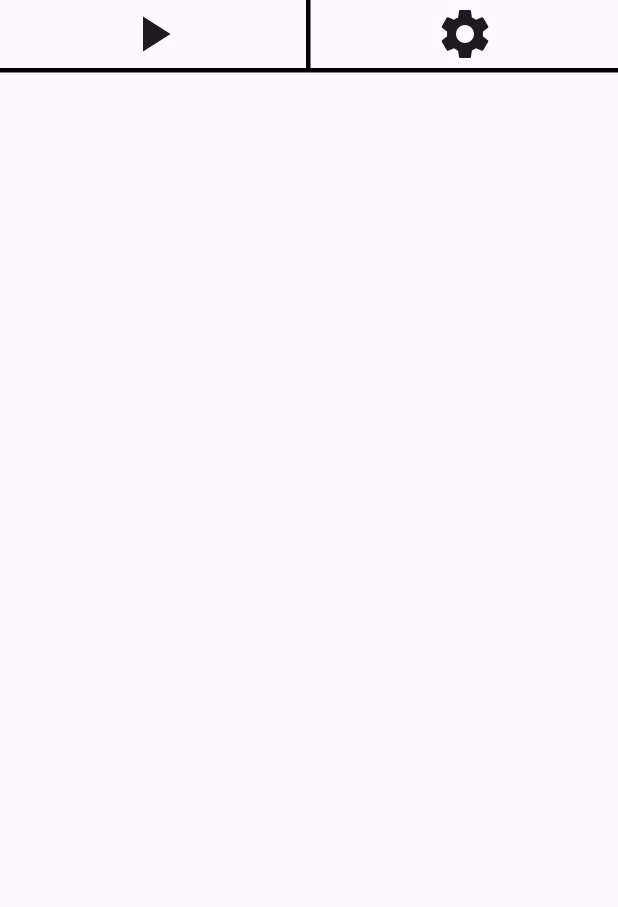
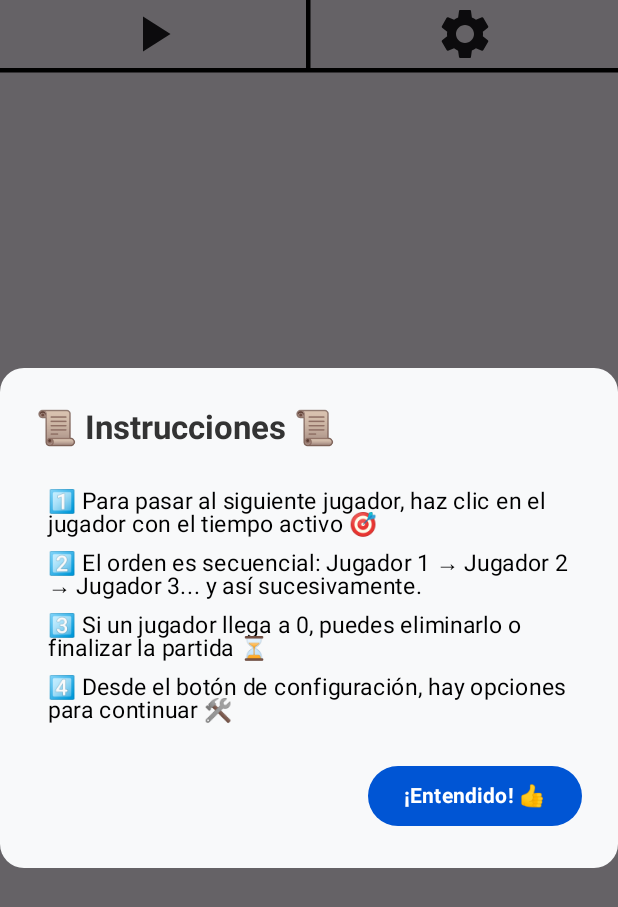
Before and after one commit to PernasA/MultiplayerClock, an Android app built with Jetpack Compose: the GamePage screen opened through its navigation route, on a phone screen of 412 x 824 dp. Shown: the top 907 px of the screen. Run offline under Robolectric (Android 15) with nearby library versions, the light colour scheme and no system bars; libraries missing offline, so code that uses them is left out: nl.dionsegijn.konfetti.

Commit message:
Adding logo to the app and changing name. Adding new instructions dialog and everything is ready for production.

```diff
--- a/androidApp/src/main/AndroidManifest.xml
+++ b/androidApp/src/main/AndroidManifest.xml
@@ -3,7 +3,8 @@
 
     <application
         android:allowBackup="false"
-        android:icon="@drawable/relojes_hilera"
+        android:icon="@drawable/multiplayerclock_logo2_fuerte"
+        android:label="@string/app_name"
         android:supportsRtl="true"
         android:theme="@style/AppTheme">
         <activity
--- a/androidApp/src/main/java/com/pernasA/multiplayerClocks/android/view/GamePage.kt
+++ b/androidApp/src/main/java/com/pernasA/multiplayerClocks/android/view/GamePage.kt
@@ -56,6 +56,8 @@ import androidx.compose.ui.unit.dp
 import com.pernasA.multiplayerClocks.android.models.Player
 import com.pernasA.multiplayerClocks.android.utils.ButtonPrimary
 import com.pernasA.multiplayerClocks.android.viewModel.SharedViewModel
+import kotlinx.coroutines.CoroutineScope
+import kotlinx.coroutines.launch
 import nl.dionsegijn.konfetti.compose.KonfettiView
 import nl.dionsegijn.konfetti.core.Party
 import nl.dionsegijn.konfetti.core.emitter.Emitter
@@ -70,12 +72,17 @@ fun GamePage(viewModel: SharedViewModel) {
     val showGameOverDialog = viewModel.showGameOverDialog.collectAsState()
     val remainingPlayers = viewModel.playersList.collectAsState().value.size
 
+    val showInstructionsDialog = remember { mutableStateOf(true) }
+
     Scaffold( snackbarHost = { SnackbarHost(snackbarHostState) },
     topBar = {
-        GamePageToolbar(viewModel) },
+        GamePageToolbar(viewModel, snackbarHostState, coroutineScope) },
         content = { paddingValues ->
+            if (showInstructionsDialog.value) {
+                InstructionsDialogGamePage(showInstructionsDialog, viewModel)
+            }
+
             if (players.size <= 4) {
-                // Modo de lista normal (uno debajo del otro)
                 LazyColumn(
                     modifier = Modifier
                         .fillMaxSize()
@@ -93,7 +100,6 @@ fun GamePage(viewModel: SharedViewModel) {
                     }
                 }
             } else {
-                // Modo de dos columnas en zig-zag
                 LazyVerticalGrid(
                     columns = GridCells.Fixed(2),
                     modifier = Modifier
@@ -199,7 +205,11 @@ fun GamePage(viewModel: SharedViewModel) {
 }
 
 @Composable
-fun GamePageToolbar(viewModel: SharedViewModel) {
+fun GamePageToolbar(
+    viewModel: SharedViewModel,
+    snackbarHostState: SnackbarHostState,
+    coroutineScope: CoroutineScope
+) {
     val showSettingsDialog = remember { mutableStateOf(false) }
     val soundsEnabled = viewModel.getSoundsController().soundsEnabled
 
@@ -222,6 +232,11 @@ fun GamePageToolbar(viewModel: SharedViewModel) {
                     .clickable {
                         viewModel.getSoundsController().playPauseOrPlaySound()
                         viewModel.togglePauseResume()
+                        if (viewModel.gameOver.value) {
+                            coroutineScope.launch {
+                                snackbarHostState.showSnackbar("Ya finalizó la partida. Puede reiniciarla o ir al menú principal.")
+                            }
+                        }
                                },
                 contentAlignment = Alignment.Center
             ) {
@@ -376,5 +391,5 @@ fun GamePageToolbarPreview() {
         fun getPlayersList(): List<Player> = listOf(examplePlayer)
         override fun getTypeOfTimer(): Int = 0
     }
-    GamePageToolbar(fakeViewModel)
+    GamePageToolbar(fakeViewModel, SnackbarHostState(), rememberCoroutineScope())
 }
--- a/androidApp/src/main/java/com/pernasA/multiplayerClocks/android/view/HomePage.kt
+++ b/androidApp/src/main/java/com/pernasA/multiplayerClocks/android/view/HomePage.kt
@@ -4,13 +4,16 @@ import android.content.Intent
 import android.net.Uri
 
 import androidx.compose.foundation.BorderStroke
+import androidx.compose.foundation.Image
+import androidx.compose.foundation.background
 import androidx.compose.foundation.border
-import androidx.compose.foundation.gestures.detectTapGestures
+import androidx.compose.foundation.layout.Arrangement
 import androidx.compose.foundation.layout.Box
 import androidx.compose.foundation.layout.Column
-import androidx.compose.foundation.layout.Row
+import androidx.compose.foundation.layout.Spacer
 import androidx.compose.foundation.layout.fillMaxSize
 import androidx.compose.foundation.layout.fillMaxWidth
+import androidx.compose.foundation.layout.height
 import androidx.compose.foundation.layout.padding
 import androidx.compose.foundation.layout.size
 import androidx.compose.foundation.layout.width
@@ -20,41 +23,28 @@ import androidx.compose.foundation.shape.RoundedCornerShape
 import androidx.compose.material.icons.Icons
 import androidx.compose.material.icons.automirrored.filled.VolumeOff
 import androidx.compose.material.icons.automirrored.filled.VolumeUp
-import androidx.compose.material.icons.filled.Info
 import androidx.compose.material.icons.filled.Share
-import androidx.compose.material.icons.filled.VolumeOff
-import androidx.compose.material.icons.filled.VolumeUp
-import androidx.compose.material3.CircularProgressIndicator
 import androidx.compose.material3.FilledTonalButton
 import androidx.compose.material3.Icon
 import androidx.compose.material3.LargeFloatingActionButton
-import androidx.compose.material3.Surface
 import androidx.compose.material3.Text
 import androidx.compose.runtime.Composable
 import androidx.compose.runtime.MutableState
-import androidx.compose.runtime.getValue
-import androidx.compose.runtime.mutableStateOf
-import androidx.compose.runtime.remember
 import androidx.compose.ui.Alignment
 import androidx.compose.ui.Modifier
-import androidx.compose.ui.draw.clip
-import androidx.compose.ui.draw.shadow
 import androidx.compose.ui.graphics.Color
 import androidx.compose.ui.graphics.Shadow
-import androidx.compose.ui.input.pointer.pointerInput
 import androidx.compose.ui.layout.ContentScale
 import androidx.compose.ui.platform.LocalContext
+import androidx.compose.ui.res.painterResource
 import androidx.compose.ui.res.stringResource
 import androidx.compose.ui.text.TextStyle
 import androidx.compose.ui.text.font.FontFamily
 import androidx.compose.ui.text.font.FontWeight
 import androidx.compose.ui.text.style.TextAlign
 import androidx.compose.ui.tooling.preview.Preview
-import androidx.compose.ui.unit.IntOffset
 import androidx.compose.ui.unit.dp
 import androidx.compose.ui.unit.sp
-import androidx.compose.ui.window.Popup
-import androidx.compose.ui.window.PopupProperties
 
 import com.pernasA.multiplayerClocks.android.utils.BluePrimary
 import com.pernasA.multiplayerClocks.android.utils.ButtonPrimaryContainer
@@ -62,7 +52,6 @@ import com.pernasA.multiplayerClocks.android.utils.ButtonTertiary
 import com.pernasA.multiplayerClocks.android.utils.Constants.Companion.BUTTON_HOME_TEXT_SIZE
 import com.pernasA.multiplayerClocks.android.utils.Constants.Companion.TITLE_TEXT_SIZE
 import com.pernasA.multiplayerClocks.android.utils.MyClocksAppTheme
-import com.pernasA.multiplayerClocks.android.utils.PrimaryAccent
 import com.pernasA.multiplayerClocks.android.viewModel.SharedViewModel
 import com.pernasA.multiplayerclock.android.R
 
@@ -73,40 +62,35 @@ fun HomePage(
     isLoading: Boolean = false,
     sharedViewModel: SharedViewModel
 ) {
-    val showTooltip = remember { mutableStateOf(false) }
     Box(modifier = Modifier.fillMaxSize()) {
+        Image(
+            painter = painterResource(id = R.drawable.image_clocks_colour),
+            contentDescription = null,
+            modifier = Modifier.fillMaxSize(),
+            contentScale = ContentScale.Crop,
+            alpha = 0.7f
+        )
+
         LazyColumn(
-            Modifier
-                .fillMaxSize()
-                .pointerInput(Unit) {
-                    detectTapGestures {
-                        if (showTooltip.value) {
-                            showTooltip.value = false
-                        }
-                    }
-                },
+            modifier = Modifier
+                .fillMaxSize(),
+            verticalArrangement = Arrangement.Top,
+            horizontalAlignment = Alignment.CenterHorizontally
         ) {
             item {
+                Box(
+                    modifier = Modifier.fillMaxSize(),
+                    contentAlignment = Alignment.Center
+                ) {
                     HomePageInit(
                         selectPlayersOnClick,
                         loadGameOnClick,
-                    showTooltip,
                         sharedViewModel
                     )
                 }
             }
-        if (isLoading) {
-            Box(
-                modifier = Modifier
-                    .fillMaxSize()
-                    .align(Alignment.Center)
-            ) {
-                CircularProgressIndicator(
-                    color = BluePrimary,
-                    modifier = Modifier.align(Alignment.Center)
-                )
         }
-        }
+
         ToolsButtonsBottom(sharedViewModel, sharedViewModel.getSoundsController().soundsEnabled)
     }
 }
@@ -115,35 +99,26 @@ fun HomePage(
 fun HomePageInit(
     selectPlayersOnClick: () -> Unit,
     loadGameOnClick: () -> Unit,
-    showTooltip: MutableState<Boolean>,
     sharedViewModel: SharedViewModel
 ) {
     Column(
         modifier = Modifier
             .fillMaxSize(),
         horizontalAlignment = Alignment.CenterHorizontally,
+        verticalArrangement = Arrangement.Top
     ){
-        RowTitle(
+        ColumnTitleAndSubtitle(
             Modifier
                 .align(Alignment.CenterHorizontally)
-                .padding(horizontal = 8.dp)
-        )
-
-        ZoomableImage(
-            R.drawable.relojes_triangulo,
-            Modifier
-                .size(300.dp)
-                .padding(top = 20.dp)
-                .clip(RoundedCornerShape(32.dp))
-                .shadow(100.dp, RoundedCornerShape(32.dp))
-                .border(BorderStroke(1.dp, BluePrimary), RoundedCornerShape(32.dp)),
-            ContentScale.Crop
+                .padding(start = 8.dp, end = 8.dp)
         )
 
         Column (
             Modifier
                 .width(250.dp)
-                .padding(top = 26.dp)) {
+                .padding(top = 130.dp),
+            verticalArrangement = Arrangement.Center
+        ) {
             MyFilledButton(
                 selectPlayersOnClick,
                 R.string.start_game,
@@ -153,16 +128,28 @@ fun HomePageInit(
             MyFilledButton(
                 loadGameOnClick,
                 R.string.load_previous_game,
-                Modifier.padding(top = 15.dp),
+                Modifier.padding(top = 40.dp),
                 sharedViewModel
             )
-            //RowRoutesButtons(loadGameOnClick, showTooltip)
         }
     }
 }
 
 @Composable
-fun RowTitle(modifier: Modifier) {
+fun ColumnTitleAndSubtitle(modifier: Modifier = Modifier) {
+    Box(
+        modifier = modifier
+            .fillMaxWidth()
+            .padding(start = 16.dp, end = 16.dp, top = 150.dp, bottom = 16.dp)
+            .background(
+                color = Color.White.copy(alpha = 0.8f),
+                shape = RoundedCornerShape(80.dp)
+            ),
+        contentAlignment = Alignment.Center
+    ) {
+        Column(
+            horizontalAlignment = Alignment.CenterHorizontally
+        ) {
             Text(
                 text = stringResource(R.string.title_main_page),
                 style = TextStyle(
@@ -172,11 +159,10 @@ fun RowTitle(modifier: Modifier) {
                     lineHeight = 65.sp,
                     letterSpacing = 6.sp,
                     textAlign = TextAlign.Center,
-            color = Color.Black,
-            shadow = Shadow(BluePrimary),
-        ),
-        modifier = modifier.padding(top = 15.dp)
+                    color = Color.Black
                 )
+            )
+            Spacer(modifier = Modifier.height(10.dp)) // Espaciado entre título y subtítulo
             Text(
                 text = stringResource(R.string.subtitle_main_page),
                 style = TextStyle(
@@ -188,9 +174,13 @@ fun RowTitle(modifier: Modifier) {
                     color = BluePrimary,
                     shadow = Shadow(BluePrimary)
                 ),
-        modifier = modifier.padding(5.dp)
+                modifier = Modifier.padding(bottom = 10.dp)
             )
         }
+    }
+}
+
+
 
 @Composable
 fun MyFilledButton(
@@ -198,15 +188,14 @@ fun MyFilledButton(
     buttonText: Int,
     modifier: Modifier,
     sharedViewModel: SharedViewModel,
-
     ) {
     FilledTonalButton(
         onClick = {
             sharedViewModel.getSoundsController().playButtonTickSound()
             onClick()
                   },
-        modifier.fillMaxWidth(),
-        border = BorderStroke(0.7.dp, ButtonPrimaryContainer),
+        modifier.fillMaxWidth().height(100.dp),
+        border = BorderStroke(2.5.dp, ButtonPrimaryContainer),
     ) {
         Text(
             stringResource(buttonText),
@@ -214,69 +203,6 @@ fun MyFilledButton(
             color = Color.White,
             textAlign = TextAlign.Center
         )
-    }
-}
-
-
-@Composable
-fun RowRoutesButtons(
-    observationRoutesOnClick: () -> Unit,
-    showTooltipState: MutableState<Boolean>,
-    sharedViewModel: SharedViewModel
-) {
-    val showTooltip by showTooltipState
-    Row (modifier = Modifier.padding(top = 18.dp)) {
-        MyFilledButton(
-            observationRoutesOnClick,
-            R.string.load_previous_game,
-            Modifier
-                .padding(end = 5.dp)
-                .weight(1F),
-            sharedViewModel
-        )
-        Box(modifier = Modifier.width(5.dp))
-        Box(
-            modifier = Modifier.pointerInput(Unit) {
-                detectTapGestures(onTap = {
-                    showTooltipState.value = !showTooltip
-                })
-            }
-        ) {
-            LargeFloatingActionButton(
-                onClick = { showTooltipState.value = !showTooltip },
-                shape = CircleShape,
-                modifier = Modifier.size(45.dp)
-            ) {
-                Icon(
-                    Icons.Filled.Info,
-                    stringResource(R.string.button_info),
-                    tint = Color.Black,
-                    modifier = Modifier.size(33.dp)
-                )
-            }
-
-            if (showTooltip) {
-                Popup(
-                    alignment = Alignment.TopEnd,
-                    offset = IntOffset(200, -200),
-                    properties = PopupProperties(focusable = false)
-                ) {
-                    Surface(
-                        modifier = Modifier.padding(8.dp),
-                        shape = RoundedCornerShape(8.dp),
-                        color = PrimaryAccent,
-                        shadowElevation = 4.dp,
-                        border = BorderStroke(0.5.dp, Color.White)
-                    ) {
-                        Text(
-                            text = stringResource(R.string.button_info_text),
-                            modifier = Modifier.padding(8.dp),
-                            color = Color.Black
-                        )
-                    }
-                }
-            }
-        }
     }
 }
 
@@ -291,7 +217,7 @@ fun ToolsButtonsBottom(sharedViewModel: SharedViewModel, soundsEnabled: MutableS
     Box(
         modifier = Modifier
             .fillMaxSize()
-            .padding(end = 10.dp),
+            .padding(end = 10.dp, bottom = 10.dp),
         contentAlignment = Alignment.BottomEnd // Botón de WhatsApp en la parte inferior derecha
     ) {
         // Botón de WhatsApp
@@ -303,7 +229,12 @@ fun ToolsButtonsBottom(sharedViewModel: SharedViewModel, soundsEnabled: MutableS
             shape = CircleShape,
             containerColor = ButtonTertiary,
             contentColor = Color.Black,
-            modifier = Modifier.size(60.dp)
+            modifier = Modifier.size(70.dp)
+                .border(
+                    width = 2.dp,
+                    color = Color.Black,
+                    shape = CircleShape
+                )
         ) {
             Icon(Icons.Filled.Share, stringResource(R.string.button_share_description))
         }
@@ -323,12 +254,17 @@ fun ToolsButtonsBottom(sharedViewModel: SharedViewModel, soundsEnabled: MutableS
             shape = CircleShape,
             containerColor = ButtonTertiary,
             contentColor = Color.Black,
-            modifier = Modifier.size(60.dp)
+            modifier = Modifier.size(70.dp)
+                .border(
+                    width = 2.dp,
+                    color = Color.Black,
+                    shape = CircleShape
+                )
         ) {
             Icon(
                 imageVector = if (soundsEnabled.value) Icons.AutoMirrored.Default.VolumeUp else Icons.AutoMirrored.Default.VolumeOff,
                 contentDescription = "Sonido",
-                tint = if (soundsEnabled.value) Color.Green else Color.White
+                tint = if (soundsEnabled.value) Color.Black else Color.White
             )
         }
     }
--- /dev/null
+++ b/androidApp/src/main/java/com/pernasA/multiplayerClocks/android/view/InstructionsDialogGamePage.kt
@@ -0,0 +1,68 @@
+package com.pernasA.multiplayerClocks.android.view
+
+import androidx.compose.foundation.layout.Column
+import androidx.compose.foundation.layout.Row
+import androidx.compose.foundation.layout.Spacer
+import androidx.compose.foundation.layout.height
+import androidx.compose.foundation.layout.padding
+import androidx.compose.foundation.shape.RoundedCornerShape
+
+import androidx.compose.material3.AlertDialog
+import androidx.compose.material3.Button
+import androidx.compose.material3.Text
+
+import androidx.compose.runtime.Composable
+import androidx.compose.runtime.MutableState
+import androidx.compose.ui.Alignment
+import androidx.compose.ui.Modifier
+import androidx.compose.ui.graphics.Color
+import androidx.compose.ui.text.font.FontWeight
+import androidx.compose.ui.unit.dp
+import androidx.compose.ui.unit.sp
+import com.pernasA.multiplayerClocks.android.viewModel.SharedViewModel
+
+@Composable
+fun InstructionsDialogGamePage(
+    showInstructionsDialog: MutableState<Boolean>,
+    viewModel: SharedViewModel
+) {
+    AlertDialog(
+        onDismissRequest = { showInstructionsDialog.value = false },
+        shape = RoundedCornerShape(16.dp),
+        containerColor = Color(0xFFF8F9FA),
+        title = {
+            Row(
+                verticalAlignment = Alignment.CenterVertically,
+                modifier = Modifier.padding(bottom = 8.dp)
+            ) {
+                Text(
+                "📜 Instrucciones 📜",
+                    fontSize = 22.sp,
+                    fontWeight = FontWeight.Bold,
+                    color = Color(0xFF333333)
+                )
+            }
+        },
+        text = {
+            Column(modifier = Modifier.padding(horizontal = 8.dp)) {
+                Text("1️⃣ Para pasar al siguiente jugador, haz clic en el jugador con el tiempo activo 🎯")
+                Spacer(modifier = Modifier.height(8.dp))
+                Text("2️⃣ El orden es secuencial: Jugador 1 → Jugador 2 → Jugador 3... y así sucesivamente.")
+                Spacer(modifier = Modifier.height(8.dp))
+                Text("3️⃣ Si un jugador llega a 0, puedes eliminarlo o finalizar la partida ⏳")
+                Spacer(modifier = Modifier.height(8.dp))
+                Text("4️⃣ Desde el botón de configuración, hay opciones para continuar 🛠️")
+            }
+        },
+        confirmButton = {
+            Button(
+                onClick = {
+                    viewModel.getSoundsController().playPauseOrPlaySound()
+                    showInstructionsDialog.value = false
+                          },
+            ) {
+                Text("¡Entendido! 👍", color = Color.White, fontWeight = FontWeight.Bold)
+            }
+        }
+    )
+}
--- a/androidApp/src/main/res/values/strings.xml
+++ b/androidApp/src/main/res/values/strings.xml
@@ -1,5 +1,8 @@
 <?xml version="1.0" encoding="utf-8"?>
 <resources>
+
+    #APP
+    <string name="app_name">Relojes Multijugador</string>
 
     #BUTTON AND TITLES
     <string name="title_main_page">RELOJES</string>
```
Also changed, not shown: androidApp/src/main/java/com/pernasA/multiplayerClocks/android/view/PlayerCard.kt (+26 -10 lines), androidApp/src/main/res/drawable/image_clocks_colour.jpeg (added), androidApp/src/main/res/drawable/multiplayerclock_logo1_clarito.png (added), androidApp/src/main/res/drawable/multiplayerclock_logo2_fuerte.png (added), androidApp/src/main/res/drawable/relojes_hilera.png (deleted), androidApp/src/main/res/drawable/relojes_triangulo.jpg (deleted). Lines whose indentation alone changed are shown as unchanged.
